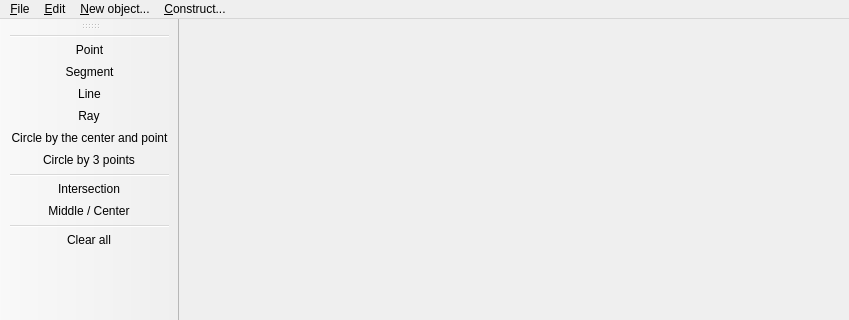
rusfort/GeoPro, file geopro.ui: the form before one commit; both pictures show x 0 to 849 and y 0 to 320 of the 849 by 546 pixel window.
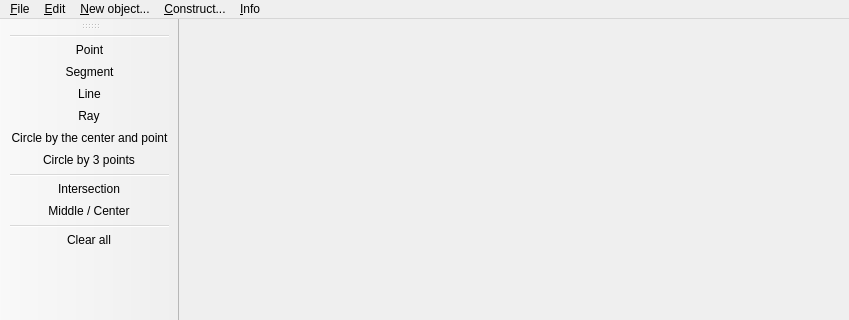
The form after the commit. Icons and pictures are not drawn.

Commit message: Contact info added

Patch:
```diff
--- a/geopro.ui
+++ b/geopro.ui
@@ -67,10 +67,18 @@
     <addaction name="actionIntersection"/>
     <addaction name="actionMiddle_Center"/>
    </widget>
+   <widget class="QMenu" name="menuInfo">
+    <property name="title">
+     <string>&amp;Info</string>
+    </property>
+    <addaction name="actionAbout"/>
+    <addaction name="actionContact_author"/>
+   </widget>
    <addaction name="menuFile"/>
    <addaction name="menuEdit"/>
    <addaction name="menuNew_object"/>
    <addaction name="menuConstruct"/>
+   <addaction name="menuInfo"/>
   </widget>
   <widget class="QToolBar" name="mainToolBar">
    <property name="sizePolicy">
```
Left out of the diff: 10 changed lines with no effect on the pictures. The commit also changes 2 other files.
